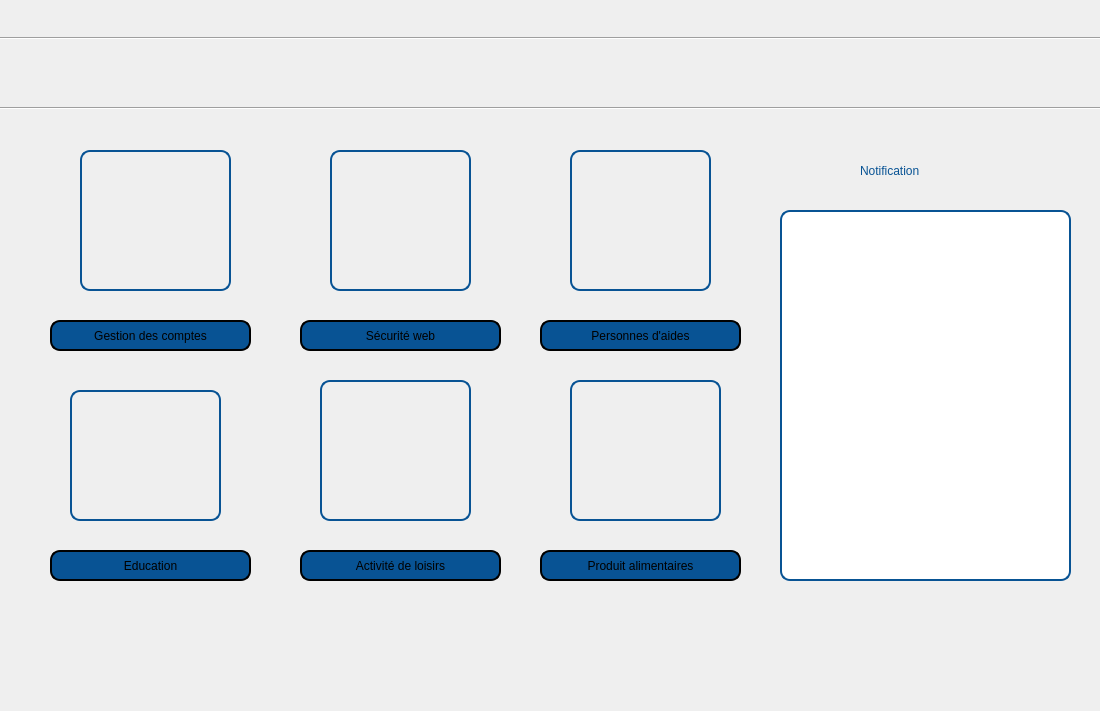
Before: the Qt Designer form accueil.ui in yanni2302/smart_parental_monitoring_2A22, drawn with Qt 5.
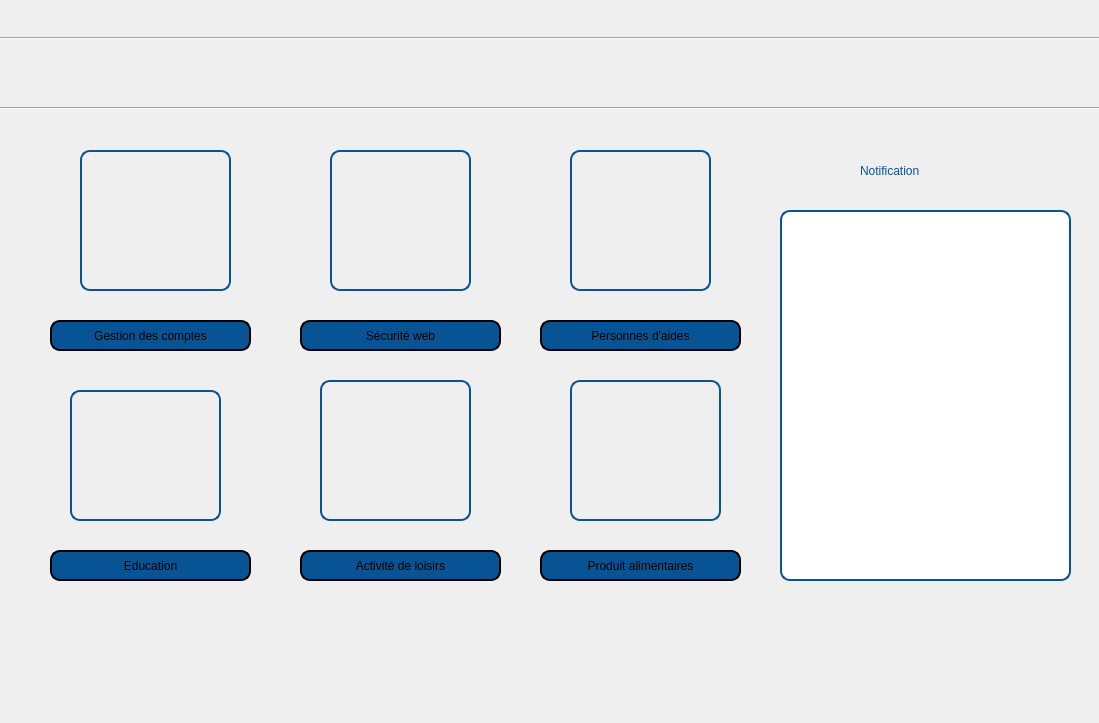
After: the same form once the commit is applied. Icons and pictures are not drawn.

What changed in the file:
```diff
--- a/accueil.ui
+++ b/accueil.ui
@@ -6,13 +6,16 @@
    <rect>
     <x>0</x>
     <y>0</y>
-    <width>1100</width>
-    <height>711</height>
+    <width>1099</width>
+    <height>723</height>
    </rect>
   </property>
   <property name="windowTitle">
    <string>E-Nanny</string>
   </property>
+  <property name="styleSheet">
+   <string notr="true">background-image: url(:/img/bg3.png);</string>
+  </property>
   <widget class="Line" name="line_2">
    <property name="geometry">
     <rect>
```
